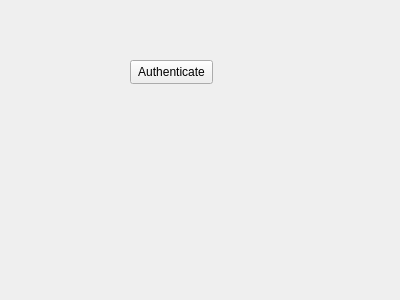
First picture: the form in res/ui/wsending.ui, repository zivlakmilos/AutoMailSender, before the edit.
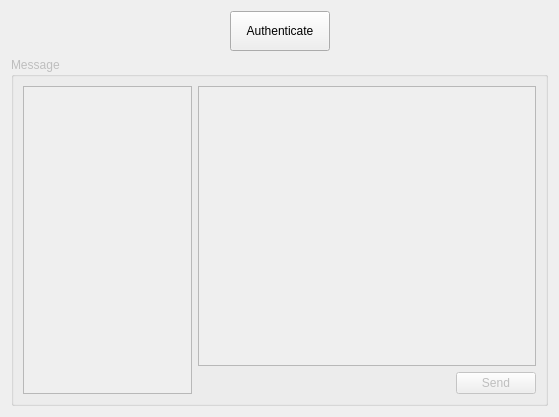
Second picture: the form after the edit.

Commit message: Redesign sending widget

The edit to the form file:
```diff
--- a/res/ui/wsending.ui
+++ b/res/ui/wsending.ui
@@ -6,26 +6,111 @@
    <rect>
     <x>0</x>
     <y>0</y>
-    <width>400</width>
-    <height>300</height>
+    <width>559</width>
+    <height>417</height>
    </rect>
   </property>
   <property name="windowTitle">
    <string>Sending</string>
   </property>
-  <widget class="QPushButton" name="btnAuthenticate">
-   <property name="geometry">
-    <rect>
-     <x>130</x>
-     <y>60</y>
-     <width>83</width>
-     <height>24</height>
-    </rect>
-   </property>
-   <property name="text">
-    <string>Authenticate</string>
-   </property>
-  </widget>
+  <layout class="QVBoxLayout" name="verticalLayout" stretch="0,1">
+   <item>
+    <layout class="QHBoxLayout" name="horizontalLayout">
+     <item>
+      <spacer name="horizontalSpacer">
+       <property name="orientation">
+        <enum>Qt::Horizontal</enum>
+       </property>
+       <property name="sizeHint" stdset="0">
+        <size>
+         <width>40</width>
+         <height>20</height>
+        </size>
+       </property>
+      </spacer>
+     </item>
+     <item>
+      <widget class="QPushButton" name="btnAuthenticate">
+       <property name="minimumSize">
+        <size>
+         <width>100</width>
+         <height>40</height>
+        </size>
+       </property>
+       <property name="text">
+        <string>Authenticate</string>
+       </property>
+       <property name="flat">
+        <bool>false</bool>
+       </property>
+      </widget>
+     </item>
+     <item>
+      <spacer name="horizontalSpacer_2">
+       <property name="orientation">
+        <enum>Qt::Horizontal</enum>
+       </property>
+       <property name="sizeHint" stdset="0">
+        <size>
+         <width>40</width>
+         <height>20</height>
+        </size>
+       </property>
+      </spacer>
+     </item>
+    </layout>
+   </item>
+   <item>
+    <widget class="QGroupBox" name="gbMessage">
+     <property name="enabled">
+      <bool>false</bool>
+     </property>
+     <property name="title">
+      <string>Message</string>
+     </property>
+     <layout class="QHBoxLayout" name="horizontalLayout_3" stretch="1,2">
+      <item>
+       <widget class="QTableView" name="tblMessages"/>
+      </item>
+      <item>
+       <layout class="QVBoxLayout" name="verticalLayout_2">
+        <item>
+         <widget class="QPlainTextEdit" name="txtMessage">
+          <property name="readOnly">
+           <bool>true</bool>
+          </property>
+         </widget>
+        </item>
+        <item>
+         <layout class="QHBoxLayout" name="horizontalLayout_2">
+          <item>
+           <spacer name="horizontalSpacer_3">
+            <property name="orientation">
+             <enum>Qt::Horizontal</enum>
+            </property>
+            <property name="sizeHint" stdset="0">
+             <size>
+              <width>40</width>
+              <height>20</height>
+             </size>
+            </property>
+           </spacer>
+          </item>
+          <item>
+           <widget class="QPushButton" name="btnSend">
+            <property name="text">
+             <string>Send</string>
+            </property>
+           </widget>
+          </item>
+         </layout>
+        </item>
+       </layout>
+      </item>
+     </layout>
+    </widget>
+   </item>
+  </layout>
  </widget>
  <resources/>
  <connections/>
```
